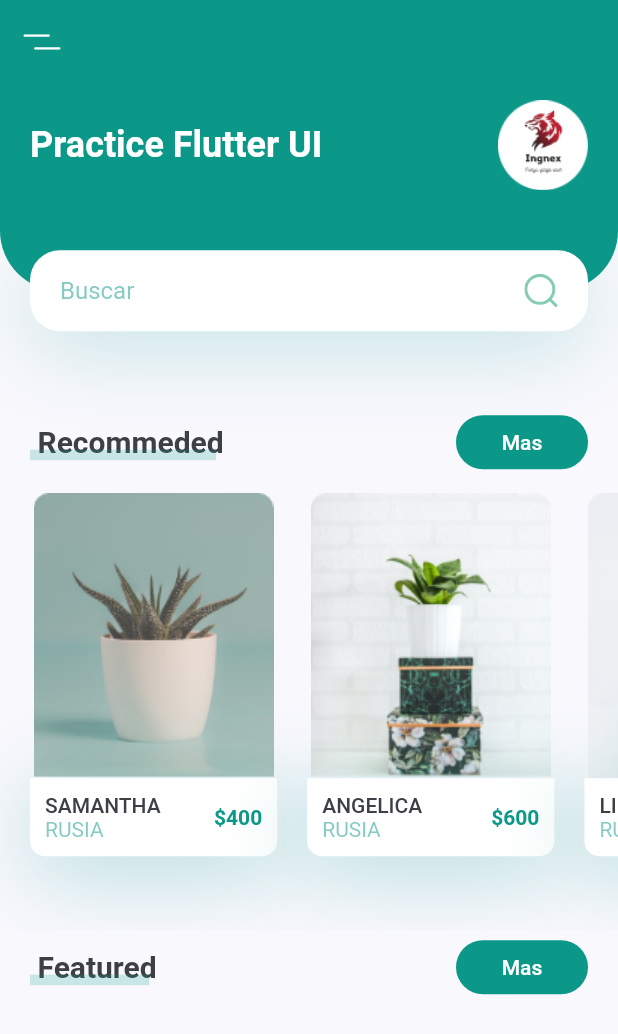
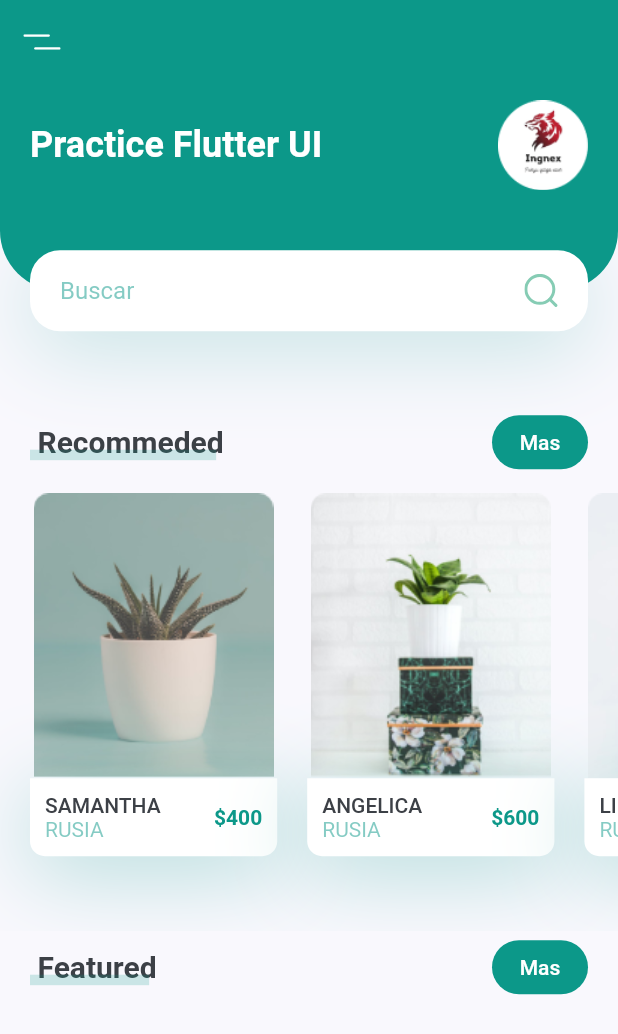
Before and after one commit to IngNex/flutter-plant-ui-practice, a Flutter app: the screen it shows after launch, on a phone screen of 412 x 824 dp. Shown: the top 1034 px of the screen. Run offline on Flutter 3.47's test engine with Material 2 defaults, Android fonts, the phone set to English and light mode, and no system bars; our stand-ins replace flutter_svg.

Commit message:
added TextButton

```diff
--- a/lib/screens/components/title_btn.dart
+++ b/lib/screens/components/title_btn.dart
@@ -19,10 +19,12 @@ class TitleWithBtn extends StatelessWidget {
         mainAxisAlignment: MainAxisAlignment.spaceBetween,
         children: [
           TitleWitchCustomUnderLine(text: title),
-          FlatButton(
-            shape:
-                RoundedRectangleBorder(borderRadius: BorderRadius.circular(20)),
-            color: nexPrimaryColor,
+          TextButton(
+            style: TextButton.styleFrom(
+              backgroundColor: nexPrimaryColor,
+              shape: RoundedRectangleBorder(
+                  borderRadius: BorderRadius.circular(20)),
+            ),
             onPressed: () => press,
             child: Text(
               "Mas",
```
Also changed, not shown: pubspec.lock.
